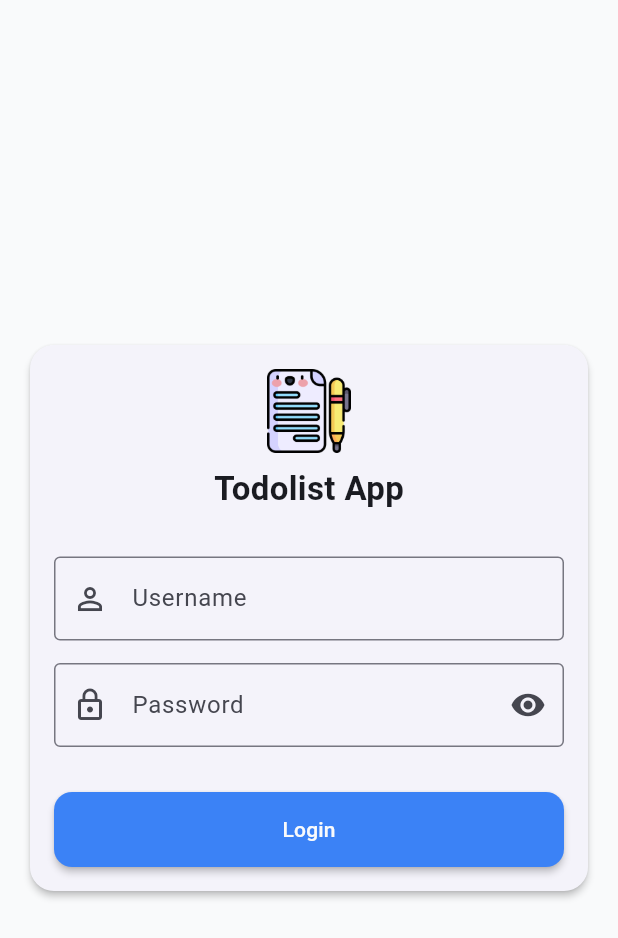
After one commit to muyajid/Todo-List-App-with-Category, a Flutter app: the screen it shows after launch, on a phone screen of 412 x 824 dp. The commit adds this screen. Shown: the top 938 px of the screen. Run offline on Flutter 3.47's test engine with Material 3 defaults, Android fonts, the phone set to English and light mode, and no system bars; our stand-ins replace flutter_slidable, get, loading_animation_widget, shared_preferences, sqflite; accounts and stored records are empty.

Commit message:
feat: [MYA] responsive-login-page

```diff
--- a/lib/binding/todo_binding.dart
+++ b/lib/binding/todo_binding.dart
@@ -1,6 +1,7 @@
 import 'package:get/get.dart';
 import 'package:todolist_project_with_category/controller/auth_controller.dart';
 import 'package:todolist_project_with_category/controller/bottom_nav_controller.dart';
+import 'package:todolist_project_with_category/controller/switch_controller.dart';
 import 'package:todolist_project_with_category/controller/todo_controller.dart';
 
 class TodoBinding extends Bindings {
@@ -9,5 +10,6 @@ class TodoBinding extends Bindings {
     Get.lazyPut<AuthController>(() => AuthController());
     Get.lazyPut<BottomNavController>(() => BottomNavController());
     Get.lazyPut<TodoController>(() => TodoController());
+    Get.lazyPut<SwitchController>(() => SwitchController());
   }
 }
--- a/lib/controller/auth_controller.dart
+++ b/lib/controller/auth_controller.dart
@@ -51,4 +51,10 @@ class AuthController extends GetxController {
       duration: Duration(seconds: 2),
     );
   }
+
+  var isMobile = true.obs;
+
+  void updateScreen(BoxConstraints constraints) {
+    isMobile.value = constraints.maxWidth < 600;
+  }
 }
--- a/lib/pages/login_page.dart
+++ b/lib/pages/login_page.dart
@@ -1,6 +1,9 @@
 import 'package:flutter/material.dart';
 import 'package:get/get.dart';
 import 'package:todolist_project_with_category/controller/auth_controller.dart';
+import 'package:todolist_project_with_category/controller/switch_controller.dart';
+import 'package:todolist_project_with_category/pages/mobilescreen/login_mobilescreen_page.dart';
+import 'package:todolist_project_with_category/pages/widescreen/login_widescreen_page.dart';
 import 'package:todolist_project_with_category/theme/app_color.dart';
 import '../widgets/widget_textfield.dart';
 import '../widgets/widget_button.dart';
@@ -8,79 +11,20 @@ import '../widgets/widget_button.dart';
 class LoginPage extends StatelessWidget {
   LoginPage({super.key});
   final controller = Get.find<AuthController>();
-  final ValueNotifier<bool> hidePass = ValueNotifier(true);
 
   @override
   Widget build(BuildContext context) {
     return Scaffold(
-      body: Container(
-        color: AppColor.neutrallight,
-        child: Center(
-          child: Padding(
-            padding: const EdgeInsets.all(16),
-            child: Card(
-              elevation: 2,
-              shape: RoundedRectangleBorder(
-                borderRadius: BorderRadius.circular(16),
-              ),
-              child: Padding(
-                padding: const EdgeInsets.all(16),
-                child: Column(
-                  mainAxisSize: MainAxisSize.min,
-                  children: [
-                    Image.asset('assets/images/icon.png', height: 56),
-                    const SizedBox(height: 8),
-                    const Text(
-                      'Todolist App',
-                      style: TextStyle(
-                        fontSize: 22,
-                        fontWeight: FontWeight.w600,
-                      ),
-                    ),
-                    const SizedBox(height: 30),
+      body: LayoutBuilder(
+        builder: (context, constraints) {
+          controller.updateScreen(constraints);
 
-                    // email
-                    AppTextField(
-                      label: 'Username',
-                      prefixIcon: const Icon(Icons.person_outline),
-                      controller: controller.username,
-                    ),
-                    const SizedBox(height: 15),
-
-                    // password + toggle show/hide
-                    ValueListenableBuilder<bool>(
-                      valueListenable: hidePass,
-                      builder: (context, value, _) {
-                        return AppTextField(
-                          label: 'Password',
-                          obscureText: value,
-                          prefixIcon: const Icon(Icons.lock_outline),
-                          controller: controller.password,
-                          suffixIcon: IconButton(
-                            onPressed: () => hidePass.value = !value,
-                            icon: Icon(
-                              value ? Icons.visibility : Icons.visibility_off,
-                            ),
-                          ),
-                        );
-                      },
-                    ),
-
-                    const SizedBox(height: 30),
-                    AppButton(
-                      text: 'Login',
-                      textcolor: AppColor.neutrallight,
-                      backgroundcolor: AppColor.primaryblue,
-                      onPressed: () {
-                        controller.auth();
-                      },
-                    ),
-                  ],
-                ),
-              ),
-            ),
-          ),
-        ),
+          return Obx(
+            () => controller.isMobile.value
+                ? LoginMobilescreenPage()
+                : LoginWidescreenPage(),
+          );
+        },
       ),
     );
   }
--- /dev/null
+++ b/lib/pages/mobilescreen/login_mobilescreen_page.dart
@@ -0,0 +1,87 @@
+import 'package:flutter/material.dart';
+import 'package:get/get.dart';
+import 'package:todolist_project_with_category/controller/auth_controller.dart';
+import 'package:todolist_project_with_category/theme/app_color.dart';
+import '../../widgets/widget_textfield.dart';
+import '../../widgets/widget_button.dart';
+
+class LoginMobilescreenPage extends StatelessWidget {
+  LoginMobilescreenPage({super.key});
+  final controller = Get.find<AuthController>();
+  final ValueNotifier<bool> hidePass = ValueNotifier(true);
+
+  @override
+  Widget build(BuildContext context) {
+    return Scaffold(
+      body: Container(
+        color: AppColor.neutrallight,
+        child: Center(
+          child: Padding(
+            padding: const EdgeInsets.all(16),
+            child: Card(
+              elevation: 2,
+              shape: RoundedRectangleBorder(
+                borderRadius: BorderRadius.circular(16),
+              ),
+              child: Padding(
+                padding: const EdgeInsets.all(16),
+                child: Column(
+                  mainAxisSize: MainAxisSize.min,
+                  children: [
+                    Image.asset('assets/images/icon.png', height: 56),
+                    const SizedBox(height: 8),
+                    const Text(
+                      'Todolist App',
+                      style: TextStyle(
+                        fontSize: 22,
+                        fontWeight: FontWeight.w600,
+                      ),
+                    ),
+                    const SizedBox(height: 30),
+
+                    // email
+                    AppTextField(
+                      label: 'Username',
+                      prefixIcon: const Icon(Icons.person_outline),
+                      controller: controller.username,
+                    ),
+                    const SizedBox(height: 15),
+
+                    // password + toggle show/hide
+                    ValueListenableBuilder<bool>(
+                      valueListenable: hidePass,
+                      builder: (context, value, _) {
+                        return AppTextField(
+                          label: 'Password',
+                          obscureText: value,
+                          prefixIcon: const Icon(Icons.lock_outline),
+                          controller: controller.password,
+                          suffixIcon: IconButton(
+                            onPressed: () => hidePass.value = !value,
+                            icon: Icon(
+                              value ? Icons.visibility : Icons.visibility_off,
+                            ),
+                          ),
+                        );
+                      },
+                    ),
+
+                    const SizedBox(height: 30),
+                    AppButton(
+                      text: 'Login',
+                      textcolor: AppColor.neutrallight,
+                      backgroundcolor: AppColor.primaryblue,
+                      onPressed: () {
+                        controller.auth();
+                      },
+                    ),
+                  ],
+                ),
+              ),
+            ),
+          ),
+        ),
+      ),
+    );
+  }
+}
--- a/lib/router/pages.dart
+++ b/lib/router/pages.dart
@@ -8,6 +8,7 @@ import 'package:todolist_project_with_category/pages/login_page.dart';
 import 'package:todolist_project_with_category/pages/main_menu.dart';
 import 'package:todolist_project_with_category/pages/profile_page.dart';
 import 'package:todolist_project_with_category/pages/splashscreen_page.dart';
+import 'package:todolist_project_with_category/pages/widescreen/login_widescreen_page.dart';
 import 'package:todolist_project_with_category/router/routes.dart';
 
 class AppPages {
@@ -31,5 +32,10 @@ class AppPages {
       page: () => SplashscreenPage(),
       binding: SplashscreenBinding(),
     ),
+    GetPage(
+      name: AppRouter.loginWideScreen,
+      page: () => LoginWidescreenPage(),
+      binding: TodoBinding(),
+    ),
   ];
 }
--- a/lib/router/routes.dart
+++ b/lib/router/routes.dart
@@ -6,4 +6,5 @@ class AppRouter {
   static const String profile = "/profile";
   static const String addTodo = "/addtodo";
   static const String splashScreen = "/splashscreen";
+  static const String loginWideScreen = "/loginwidescreenpage";
 }
```
Also changed, not shown: lib/controller/switch_controller.dart (added, +10 -0 lines), lib/pages/widescreen/login_widescreen_page.dart (added, +105 -0 lines).
